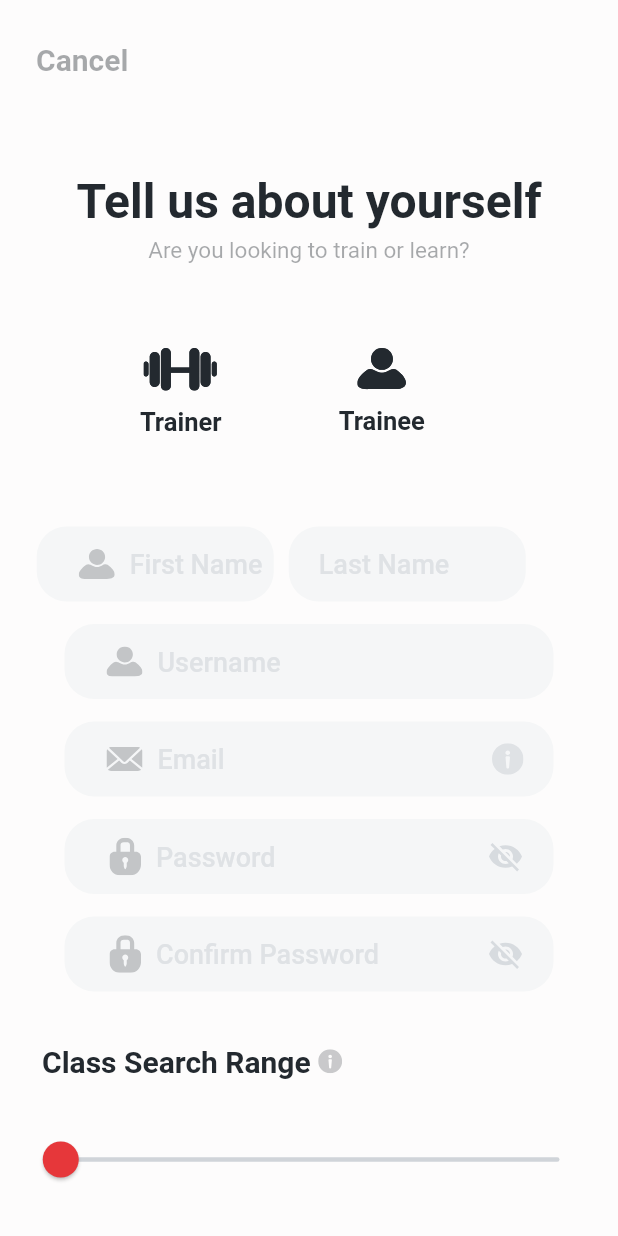
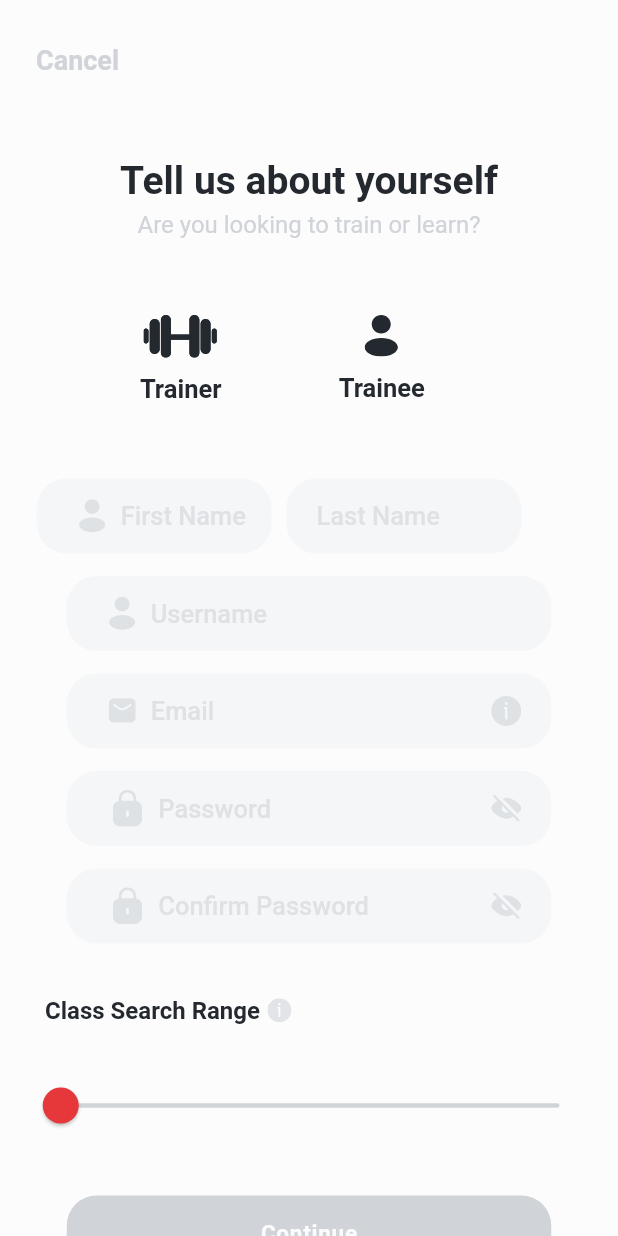
Before and after one commit to SJanvekar/HelloFitsy, a Flutter app: the PersonalInfo screen opened directly, on a phone screen of 412 x 824 dp. Run offline on Flutter 3.47's test engine with Material 2 defaults, Android fonts, the light colour scheme and no system bars; our stand-ins replace auto_size_text, flutter_bloc, flutter_rating_bar, flutter_svg, sign_in_with_apple; missing offline and left inert: google_sign_in_web, sign_in_with_apple_web; Roboto replaces fonts that are missing (SFDisplay).

Commit message:
Icon change + font format

```diff
--- a/lib/constants.dart
+++ b/lib/constants.dart
@@ -58,14 +58,14 @@
 const logInPageTitle = TextStyle(
   fontFamily: 'SFDisplay',
   color: jetBlack,
-  fontSize: 32,
+  fontSize: 26,
   fontWeight: FontWeight.w600,
 );
 
 const logInPageNavigationButtons = TextStyle(
   fontFamily: 'SFDisplay',
-  color: jetBlack40,
-  fontSize: 20,
+  color: shark,
+  fontSize: 18,
   fontWeight: FontWeight.w600,
 );
 
--- a/lib/generated_plugin_registrant.dart
+++ b/lib/generated_plugin_registrant.dart
@@ -4,6 +4,7 @@
 
 // ignore_for_file: directives_ordering
 // ignore_for_file: lines_longer_than_80_chars
+// ignore_for_file: depend_on_referenced_packages
 
 import 'package:google_sign_in_web/google_sign_in_web.dart';
 import 'package:sign_in_with_apple_web/sign_in_with_apple_web.dart';
--- a/lib/main.dart
+++ b/lib/main.dart
@@ -24,7 +24,9 @@
         highlightColor: Colors.transparent,
         hoverColor: Colors.transparent,
       ),
-      home: const MainPage(),
+
+      home: Login(),
+      //const MainPage(),
     );
   }
 }
--- a/lib/screen/login/components/personalInfo.dart
+++ b/lib/screen/login/components/personalInfo.dart
@@ -22,14 +22,10 @@
     showDialog(
       context: context,
       builder: (context) =>
-        AlertDialog(
-          title: Text(title),
-          content: Text(text)
-        ),
+          AlertDialog(title: Text(title), content: Text(text)),
     );
 
 class _PersonalInfoState extends State<PersonalInfo> {
-
   //variables
   double range = 0;
   bool _buttonPressed = false;
@@ -100,7 +96,7 @@
               padding: const EdgeInsets.only(
                 left: 70.5,
                 right: 70.5,
-                top: 35,
+                top: 30,
               ),
               child: Row(
                 children: [
@@ -176,7 +172,7 @@
                               bottom: 11,
                             ),
                             child: SvgPicture.asset(
-                              "assets/icons/User.svg",
+                              "assets/icons/UserIconSolid.svg",
                               color: _currentIconColorTrainee,
                               height: 27.72,
                               width: 32.76,
@@ -208,7 +204,7 @@
             //User text input fields
             Padding(
               padding: const EdgeInsets.only(
-                top: 40,
+                top: 30,
                 left: 24.5,
               ),
               child: textInputFirstLastName(),
@@ -238,23 +234,23 @@
               child: Column(
                 children: [
                   Padding(
-                    padding: const EdgeInsets.only(left: 28.0),
+                    padding: const EdgeInsets.only(left: 30.0),
                     child: Row(
                       children: [
                         Text('Class Search Range',
                             style: TextStyle(
                               fontFamily: 'SFDisplay',
                               color: jetBlack,
-                              fontSize: 20,
+                              fontSize: 16,
                               fontWeight: FontWeight.w600,
                             )),
                         Padding(
                           padding: const EdgeInsets.only(left: 5.0),
                           child: SvgPicture.asset(
-                            'assets/icons/moreInfo.svg',
+                            'assets/icons/InformationIcon.svg',
                             height: 16,
                             width: 16,
-                            color: jetBlack40,
+                            color: shark,
                           ),
                         )
                       ],
@@ -328,7 +324,7 @@
 Widget pageTitle() {
   return Center(
     child: Container(
-        padding: EdgeInsets.only(top: 35),
+        padding: EdgeInsets.only(top: 25),
         decoration: BoxDecoration(color: snow),
         child: Text(
           'Tell us about yourself',
@@ -347,8 +343,13 @@
         style: logInPageBodyText,
         children: const [
           TextSpan(
-            text: 'Are you looking to train or learn?',
-          )
+              text: 'Are you looking to train or learn?',
+              style: TextStyle(
+                fontFamily: 'SFDisplay',
+                color: shark,
+                fontSize: 16,
+                fontWeight: FontWeight.w400,
+              ))
         ],
       ),
     ),
@@ -360,7 +361,7 @@
   return Row(
     children: [
       Container(
-        width: 158,
+        width: 156.5,
         height: 50,
         decoration: BoxDecoration(
           color: bone60,
@@ -375,7 +376,9 @@
                 child: Center(
                     child: SvgPicture.asset(
                   'assets/icons/UserIcon.svg',
-                  color: jetBlack40,
+                  height: 22.5,
+                  width: 18,
+                  color: shark,
                 )),
               ),
             ),
@@ -387,7 +390,7 @@
                     overflow: TextOverflow.fade,
                     fontFamily: 'SFDisplay',
                     color: jetBlack80,
-                    fontSize: 19,
+                    fontSize: 17,
                     fontWeight: FontWeight.w700),
                 decoration: InputDecoration.collapsed(
                   border: InputBorder.none,
@@ -395,7 +398,7 @@
                   hintStyle: const TextStyle(
                     fontFamily: 'SFDisplay',
                     color: shark60,
-                    fontSize: 18,
+                    fontSize: 17,
                     fontWeight: FontWeight.w500,
                   ),
                 ),
@@ -407,7 +410,7 @@
       Padding(
         padding: const EdgeInsets.only(left: 10.0),
         child: Container(
-          width: 158,
+          width: 156.5,
           height: 50,
           decoration: BoxDecoration(
             color: bone60,
@@ -428,7 +431,7 @@
                       overflow: TextOverflow.fade,
                       fontFamily: 'SFDisplay',
                       color: jetBlack80,
-                      fontSize: 19,
+                      fontSize: 17,
                       fontWeight: FontWeight.w700),
                   decoration: InputDecoration.collapsed(
                     border: InputBorder.none,
@@ -436,7 +439,7 @@
                     hintStyle: TextStyle(
                       fontFamily: 'SFDisplay',
                       color: shark60,
-                      fontSize: 18,
+                      fontSize: 17,
                       fontWeight: FontWeight.w500,
                     ),
                   ),
@@ -453,7 +456,7 @@
 //Username
 Widget textInputUsername() {
   return Container(
-    width: 326,
+    width: 323,
     height: 50,
     decoration: BoxDecoration(
       color: bone60,
@@ -468,7 +471,9 @@
             child: Center(
                 child: SvgPicture.asset(
               'assets/icons/UserIcon.svg',
-              color: jetBlack40,
+              height: 22.5,
+              width: 18.0,
+              color: shark,
             )),
           ),
         ),
@@ -479,7 +484,7 @@
                 overflow: TextOverflow.fade,
                 fontFamily: 'SFDisplay',
                 color: jetBlack80,
-                fontSize: 19,
+                fontSize: 17,
                 fontWeight: FontWeight.w700),
             decoration: InputDecoration.collapsed(
               border: InputBorder.none,
@@ -487,7 +492,7 @@
               hintStyle: const TextStyle(
                 fontFamily: 'SFDisplay',
                 color: shark60,
-                fontSize: 18,
+                fontSize: 17,
                 fontWeight: FontWeight.w500,
               ),
             ),
@@ -501,7 +506,7 @@
 //Email
 Widget textInputEmail() {
   return Container(
-    width: 326,
+    width: 323,
     height: 50,
     decoration: BoxDecoration(
       color: bone60,
@@ -516,9 +521,8 @@
             child: Center(
                 child: SvgPicture.asset(
               'assets/icons/MailIcon.svg',
-              width: 24,
-              height: 16,
-              color: jetBlack40,
+              width: 18,
+              color: shark,
             )),
           ),
         ),
@@ -529,7 +533,7 @@
                 overflow: TextOverflow.fade,
                 fontFamily: 'SFDisplay',
                 color: jetBlack80,
-                fontSize: 19,
+                fontSize: 17,
                 fontWeight: FontWeight.w700),
             decoration: InputDecoration.collapsed(
               border: InputBorder.none,
@@ -537,7 +541,7 @@
               hintStyle: const TextStyle(
                 fontFamily: 'SFDisplay',
                 color: shark60,
-                fontSize: 18,
+                fontSize: 17,
                 fontWeight: FontWeight.w500,
               ),
             ),
@@ -545,7 +549,8 @@
         ),
         Padding(
             padding: const EdgeInsets.only(right: 20, left: 10),
-            child: SvgPicture.asset('assets/icons/moreInfo.svg'))
+            child: SvgPicture.asset('assets/icons/InformationIcon.svg',
+                height: 20, width: 20))
       ],
     ),
   );
@@ -556,7 +561,7 @@
   return Column(
     children: [
       Container(
-        width: 326,
+        width: 323,
         height: 50,
         decoration: BoxDecoration(
           color: bone60,
@@ -570,10 +575,10 @@
                 padding: const EdgeInsets.only(left: 22, right: 10),
                 child: Center(
                     child: SvgPicture.asset(
-                  'assets/icons/lock.svg',
+                  'assets/icons/LockIcon.svg',
                   width: 21,
                   height: 25,
-                  color: jetBlack40,
+                  color: shark,
                 )),
               ),
             ),
@@ -586,7 +591,7 @@
                     overflow: TextOverflow.fade,
                     fontFamily: 'SFDisplay',
                     color: jetBlack80,
-                    fontSize: 19,
+                    fontSize: 17,
                     fontWeight: FontWeight.w700),
                 decoration: InputDecoration.collapsed(
                   border: InputBorder.none,
@@ -594,7 +599,7 @@
                   hintStyle: const TextStyle(
                     fontFamily: 'SFDisplay',
                     color: shark60,
-                    fontSize: 18,
+                    fontSize: 17,
                     fontWeight: FontWeight.w500,
                   ),
                 ),
@@ -604,14 +609,14 @@
                 padding: const EdgeInsets.only(right: 20, left: 10),
 
                 //Switch the eyeOff icon to the eye Icon on Tap
-                child: SvgPicture.asset('assets/icons/eyeOff.svg'))
+                child: SvgPicture.asset('assets/icons/EyeCrossIcon.svg'))
           ],
         ),
       ),
       Padding(
         padding: const EdgeInsets.only(top: 15),
         child: Container(
-          width: 326,
+          width: 323,
           height: 50,
           decoration: BoxDecoration(
             color: bone60,
@@ -625,10 +630,10 @@
                   padding: const EdgeInsets.only(left: 22, right: 10),
                   child: Center(
                       child: SvgPicture.asset(
-                    'assets/icons/lock.svg',
+                    'assets/icons/LockIcon.svg',
                     width: 21,
                     height: 25,
-                    color: jetBlack40,
+                    color: shark,
                   )),
                 ),
               ),
@@ -641,7 +646,7 @@
                       overflow: TextOverflow.fade,
                       fontFamily: 'SFDisplay',
                       color: jetBlack80,
-                      fontSize: 19,
+                      fontSize: 17,
                       fontWeight: FontWeight.w700),
                   decoration: InputDecoration.collapsed(
                     border: InputBorder.none,
@@ -649,7 +654,7 @@
                     hintStyle: const TextStyle(
                       fontFamily: 'SFDisplay',
                       color: shark60,
-                      fontSize: 18,
+                      fontSize: 17,
                       fontWeight: FontWeight.w500,
                     ),
                   ),
@@ -659,7 +664,7 @@
                   padding: const EdgeInsets.only(right: 20, left: 10),
 
                   //Switch the eyeOff icon to the eye Icon on Tap
-                  child: SvgPicture.asset('assets/icons/eyeOff.svg'))
+                  child: SvgPicture.asset('assets/icons/EyeCrossIcon.svg'))
             ],
           ),
         ),
--- a/lib/screen/login/components/signIn.dart
+++ b/lib/screen/login/components/signIn.dart
@@ -5,6 +5,7 @@
 import 'package:balance/sharedWidgets/loginFooterButton.dart';
 import 'package:flutter/cupertino.dart';
 import 'package:flutter/material.dart';
+import 'package:flutter/rendering.dart';
 import 'package:flutter_svg/svg.dart';
 import 'package:sign_in_with_apple/sign_in_with_apple.dart';
 
@@ -67,7 +68,7 @@
 //Sign In Header
 Widget typeFace() {
   return Padding(
-    padding: const EdgeInsets.only(top: 20.0),
+    padding: EdgeInsets.zero,
     child: Hero(
       transitionOnUserGestures: true,
       tag: 'typeface',
@@ -113,7 +114,7 @@
                 overflow: TextOverflow.fade,
                 fontFamily: 'SFDisplay',
                 color: jetBlack80,
-                fontSize: 19,
+                fontSize: 15,
                 fontWeight: FontWeight.w700),
             decoration: InputDecoration.collapsed(
               border: InputBorder.none,
@@ -121,7 +122,7 @@
               hintStyle: const TextStyle(
                 fontFamily: 'SFDisplay',
                 color: shark60,
-                fontSize: 18,
+                fontSize: 15,
                 fontWeight: FontWeight.w500,
               ),
             ),
@@ -162,7 +163,7 @@
                 overflow: TextOverflow.fade,
                 fontFamily: 'SFDisplay',
                 color: jetBlack80,
-                fontSize: 19,
+                fontSize: 15,
                 fontWeight: FontWeight.w700),
             decoration: InputDecoration.collapsed(
               border: InputBorder.none,
@@ -170,7 +171,7 @@
               hintStyle: const TextStyle(
                 fontFamily: 'SFDisplay',
                 color: shark60,
-                fontSize: 18,
+                fontSize: 15,
                 fontWeight: FontWeight.w500,
               ),
             ),
@@ -191,8 +192,8 @@
         style: TextStyle(
           fontFamily: 'SFDisplay',
           color: shark,
-          fontSize: 15,
-          fontWeight: FontWeight.w700,
+          fontSize: 14,
+          fontWeight: FontWeight.w600,
         ),
       ),
       onTap: () {
@@ -205,14 +206,14 @@
 Widget orDivider() {
   return Center(
     child: Padding(
-      padding: const EdgeInsets.only(top: 30.0),
+      padding: const EdgeInsets.only(top: 25.0),
       child: Text(
-        'Or',
+        'or',
         style: TextStyle(
           fontFamily: 'SFDisplay',
           color: shark,
-          fontSize: 15,
-          fontWeight: FontWeight.w700,
+          fontSize: 16,
+          fontWeight: FontWeight.w600,
         ),
       ),
     ),
@@ -222,7 +223,7 @@
 //Login with sign-in partners
 Widget signInPartners() {
   return Padding(
-    padding: const EdgeInsets.only(top: 30.0),
+    padding: const EdgeInsets.only(top: 25.0),
     child: Column(
       children: [
         GestureDetector(
@@ -241,7 +242,7 @@
                 style: TextStyle(
                   fontFamily: 'SFDisplay',
                   color: shark,
-                  fontSize: 18,
+                  fontSize: 15,
                   fontWeight: FontWeight.w600,
                 ),
               ),
@@ -278,7 +279,7 @@
                 style: TextStyle(
                   fontFamily: 'SFDisplay',
                   color: shark,
-                  fontSize: 18,
+                  fontSize: 15,
                   fontWeight: FontWeight.w600,
                 ),
               ),
--- a/lib/screen/login/login.dart
+++ b/lib/screen/login/login.dart
@@ -76,7 +76,7 @@
                               style: TextStyle(
                                 fontFamily: 'SFDisplay',
                                 fontWeight: FontWeight.bold,
-                                fontSize: 16,
+                                fontSize: 15,
                                 color: strawberry,
                               )),
                         ),
--- a/lib/sharedWidgets/loginFooterButton.dart
+++ b/lib/sharedWidgets/loginFooterButton.dart
@@ -22,7 +22,7 @@
       padding: const EdgeInsets.only(left: 24.5, right: 24.5),
       child: Container(
         height: 50,
-        width: 326,
+        width: 323,
         decoration: BoxDecoration(
             color: buttonColor, borderRadius: BorderRadius.circular(20)),
         child: Center(
@@ -30,7 +30,7 @@
           buttonText,
           style: TextStyle(
               color: textColor,
-              fontSize: 16,
+              fontSize: 15,
               fontFamily: 'SFDisplay',
               letterSpacing: 0.5,
               fontWeight: FontWeight.w600),
```
Also changed, not shown: assets/icons/EyeCrossIcon.svg (added), assets/icons/EyeIcon.svg (added), assets/icons/InformationIcon.svg (added), assets/icons/LockIcon.svg (added), assets/icons/MailIcon.svg, assets/icons/PhoneIcon.svg (added), assets/icons/User.svg (deleted), assets/icons/UserIcon.svg, assets/icons/UserIconSolid.svg (added), 5 other files.
